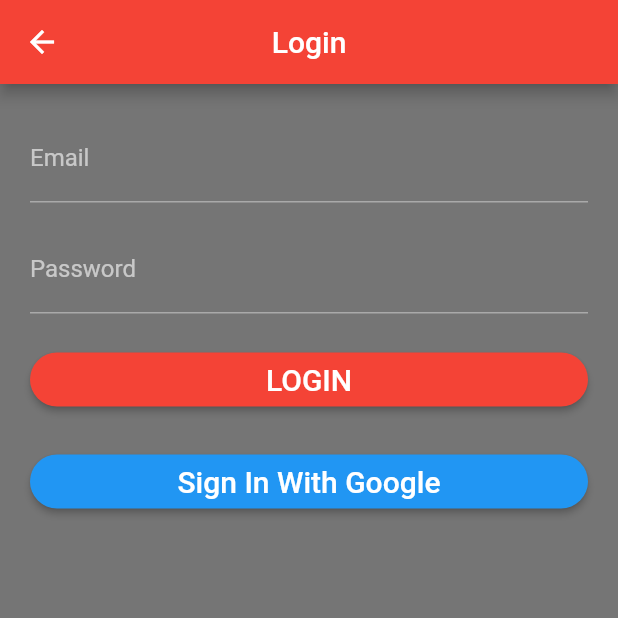
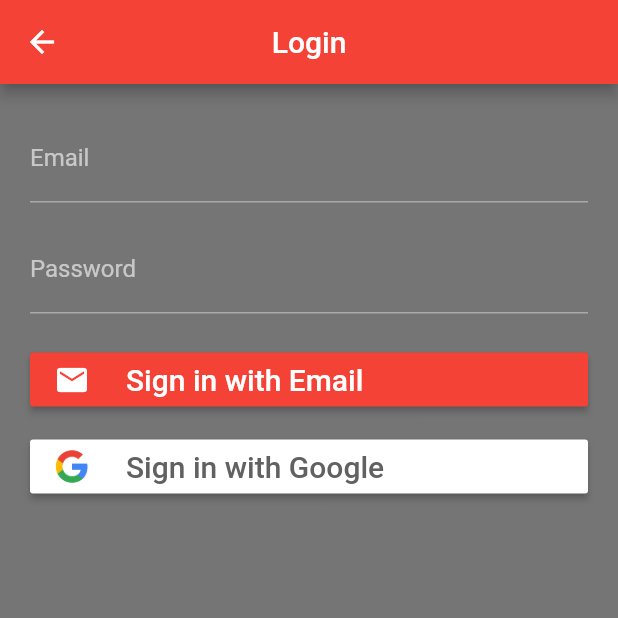
Before and after one commit to FergusLemon/MITO, a Flutter app: the LoginPage screen opened directly, on a phone screen of 412 x 824 dp, the top half of it. Run offline on Flutter 3.47's test engine with Material 2 defaults, Android fonts, the phone set to English and light mode, and no system bars; our stand-ins replace cloud_firestore, firebase_auth, google_sign_in; accounts and stored records are empty.

Commit message:
Add Google logo and Email icon to login buttons
Why:

For styling purposes and to make it clear to the user what options they
have.

This change addresses the need by:

Added the image / icon to the Sign in with Google and Sign in with Email
buttons.
Styled the buttons.

```diff
--- a/lib/forms/login_form.dart
+++ b/lib/forms/login_form.dart
@@ -76,35 +76,56 @@ class _LoginFormState extends State<LoginForm> {
                 child: RaisedButton(
                   key: LoginForm.loginKey,
                   onPressed: _attemptLogin,
-                  child: const Text(
-                    'LOGIN',
+                  color: Colors.red,
+                  child: Row(
+                    children: <Widget>[
+                      Icon(
+                        Icons.email,
+                        size: 24.0,
+                      ),
+                      Padding(
+                        padding: EdgeInsets.only(left: 24.0),
+                      ),
+                      Text(
+                        'Sign in with Email',
                         style: TextStyle(
+                          fontFamily: 'Roboto',
+                          fontWeight: FontWeight.w500,
                           fontSize: 20.0,
+                          color: Colors.white,
                         ),
                       ),
-                  color: Colors.red,
-                  textColor: Colors.white,
-                  shape: RoundedRectangleBorder(borderRadius:
-                    BorderRadius.circular(30.0)
+                    ],
                   ),
                 ),
               ),
-              SizedBox(height: 20.0),
+              SizedBox(height: 10.0),
               SizedBox(
                 width: double.infinity,
                 child: RaisedButton(
                   key: LoginForm.googleSignInKey,
                   onPressed: _attemptSignInWithGoogle,
-                  child: const Text(
-                    'Sign In With Google',
+                  color: Colors.white,
+                  child: Row(
+                    children: <Widget>[
+                      Image.asset(
+                        'assets/images/google/glogo.png',
+                        height: 24.0,
+                        width: 24.0,
+                      ),
+                      Padding(
+                        padding: EdgeInsets.only(left: 24.0),
+                      ),
+                      Text(
+                        'Sign in with Google',
                         style: TextStyle(
+                          fontFamily: 'Roboto',
+                          fontWeight: FontWeight.w500,
                           fontSize: 20.0,
+                          color: Colors.grey[700],
                         ),
                       ),
-                  color: Colors.blue,
-                  textColor: Colors.white,
-                  shape: RoundedRectangleBorder(borderRadius:
-                    BorderRadius.circular(30.0)
+                    ],
                   ),
                 ),
               ),
```
Also changed, not shown: 1 other file. Lines whose indentation alone changed are shown as unchanged.
